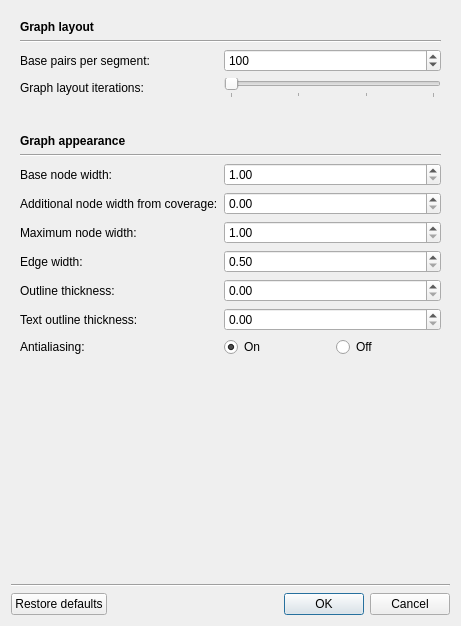
This is ui/settingsdialog.ui in rrwick/Bandage as Qt 5 draws it before an edit. The edited form follows.
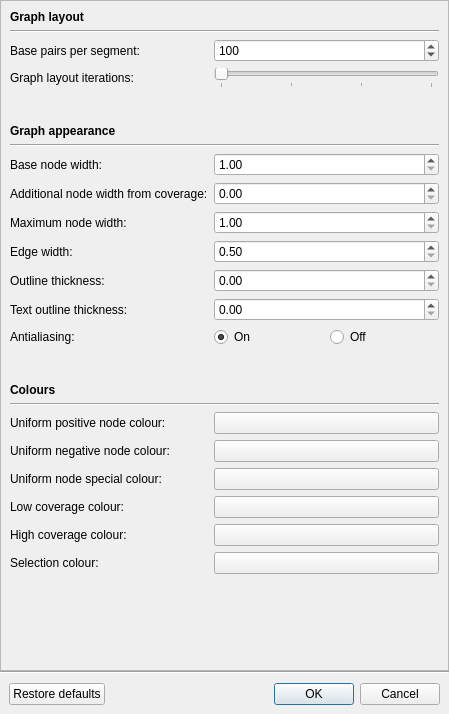
This is the edited form.

Commit message: Add colour selection to the settings dialog

Diff of the .ui file:
```diff
--- a/ui/settingsdialog.ui
+++ b/ui/settingsdialog.ui
@@ -6,32 +6,45 @@
    <rect>
     <x>0</x>
     <y>0</y>
-    <width>461</width>
-    <height>626</height>
+    <width>449</width>
+    <height>714</height>
    </rect>
   </property>
   <property name="windowTitle">
    <string>Settings</string>
   </property>
   <layout class="QVBoxLayout" name="verticalLayout">
+   <property name="spacing">
+    <number>0</number>
+   </property>
+   <property name="leftMargin">
+    <number>0</number>
+   </property>
+   <property name="topMargin">
+    <number>0</number>
+   </property>
+   <property name="rightMargin">
+    <number>0</number>
+   </property>
+   <property name="bottomMargin">
+    <number>0</number>
+   </property>
    <item>
-    <widget class="QWidget" name="widget" native="true">
-     <layout class="QGridLayout" name="gridLayout">
-      <item row="3" column="0">
-       <widget class="QLabel" name="label_3">
-        <property name="text">
-         <string>Graph layout iterations:</string>
-        </property>
-       </widget>
-      </item>
-      <item row="8" column="0">
-       <widget class="QLabel" name="label_4">
-        <property name="text">
-         <string>Additional node width from coverage:</string>
-        </property>
-       </widget>
-      </item>
-      <item row="0" column="0">
+    <widget class="QScrollArea" name="scrollArea">
+     <property name="widgetResizable">
+      <bool>true</bool>
+     </property>
+     <widget class="QWidget" name="scrollAreaWidgetContents">
+      <property name="geometry">
+       <rect>
+        <x>0</x>
+        <y>-71</y>
+        <width>434</width>
+        <height>741</height>
+       </rect>
+      </property>
+      <layout class="QGridLayout" name="gridLayout_2">
+       <item row="0" column="0" colspan="2">
        <widget class="QLabel" name="label_9">
         <property name="font">
          <font>
@@ -44,110 +57,6 @@
         </property>
        </widget>
       </item>
-      <item row="7" column="0">
-       <widget class="QLabel" name="label_2">
-        <property name="text">
-         <string>Base node width:</string>
-        </property>
-       </widget>
-      </item>
-      <item row="7" column="1">
-       <widget class="QDoubleSpinBox" name="minimumContigWidthSpinBox">
-        <property name="minimum">
-         <double>1.000000000000000</double>
-        </property>
-        <property name="maximum">
-         <double>100.000000000000000</double>
-        </property>
-       </widget>
-      </item>
-      <item row="12" column="1">
-       <widget class="QDoubleSpinBox" name="textOutlineThicknessSpinBox">
-        <property name="maximum">
-         <double>100.000000000000000</double>
-        </property>
-        <property name="singleStep">
-         <double>0.500000000000000</double>
-        </property>
-       </widget>
-      </item>
-      <item row="9" column="0">
-       <widget class="QLabel" name="label_10">
-        <property name="text">
-         <string>Maximum node width:</string>
-        </property>
-       </widget>
-      </item>
-      <item row="6" column="0" colspan="2">
-       <widget class="Line" name="line_2">
-        <property name="orientation">
-         <enum>Qt::Horizontal</enum>
-        </property>
-       </widget>
-      </item>
-      <item row="8" column="1">
-       <widget class="QDoubleSpinBox" name="coverageContigWidthSpinBox">
-        <property name="minimum">
-         <double>0.000000000000000</double>
-        </property>
-        <property name="maximum">
-         <double>100.000000000000000</double>
-        </property>
-       </widget>
-      </item>
-      <item row="1" column="0" colspan="2">
-       <widget class="Line" name="line_3">
-        <property name="orientation">
-         <enum>Qt::Horizontal</enum>
-        </property>
-       </widget>
-      </item>
-      <item row="11" column="1">
-       <widget class="QDoubleSpinBox" name="outlineThicknessSpinBox">
-        <property name="maximum">
-         <double>100.000000000000000</double>
-        </property>
-        <property name="singleStep">
-         <double>0.250000000000000</double>
-        </property>
-       </widget>
-      </item>
-      <item row="9" column="1">
-       <widget class="QDoubleSpinBox" name="maximumContigWidthSpinBox">
-        <property name="minimum">
-         <double>1.000000000000000</double>
-        </property>
-        <property name="maximum">
-         <double>1000.000000000000000</double>
-        </property>
-       </widget>
-      </item>
-      <item row="10" column="1">
-       <widget class="QDoubleSpinBox" name="edgeWidthSpinBox">
-        <property name="minimum">
-         <double>0.500000000000000</double>
-        </property>
-        <property name="maximum">
-         <double>100.000000000000000</double>
-        </property>
-        <property name="singleStep">
-         <double>0.500000000000000</double>
-        </property>
-       </widget>
-      </item>
-      <item row="5" column="0" colspan="2">
-       <widget class="QLabel" name="label_8">
-        <property name="font">
-         <font>
-          <weight>75</weight>
-          <bold>true</bold>
-         </font>
-        </property>
-        <property name="text">
-         <string>Graph appearance</string>
-        </property>
-       </widget>
-      </item>
       <item row="3" column="1">
        <widget class="QSlider" name="graphLayoutQualitySlider">
         <property name="maximum">
@@ -164,6 +73,122 @@
         </property>
        </widget>
       </item>
+       <item row="10" column="1">
+        <widget class="QDoubleSpinBox" name="edgeWidthSpinBox">
+         <property name="minimum">
+          <double>0.500000000000000</double>
+         </property>
+         <property name="maximum">
+          <double>100.000000000000000</double>
+         </property>
+         <property name="singleStep">
+          <double>0.500000000000000</double>
+         </property>
+        </widget>
+       </item>
+       <item row="9" column="1">
+        <widget class="QDoubleSpinBox" name="maximumContigWidthSpinBox">
+         <property name="minimum">
+          <double>1.000000000000000</double>
+         </property>
+         <property name="maximum">
+          <double>1000.000000000000000</double>
+         </property>
+        </widget>
+       </item>
+       <item row="8" column="1">
+        <widget class="QDoubleSpinBox" name="coverageContigWidthSpinBox">
+         <property name="minimum">
+          <double>0.000000000000000</double>
+         </property>
+         <property name="maximum">
+          <double>100.000000000000000</double>
+         </property>
+        </widget>
+       </item>
+       <item row="12" column="1">
+        <widget class="QDoubleSpinBox" name="textOutlineThicknessSpinBox">
+         <property name="maximum">
+          <double>100.000000000000000</double>
+         </property>
+         <property name="singleStep">
+          <double>0.500000000000000</double>
+         </property>
+        </widget>
+       </item>
+       <item row="13" column="0">
+        <widget class="QLabel" name="label_11">
+         <property name="text">
+          <string>Antialiasing:</string>
+         </property>
+        </widget>
+       </item>
+       <item row="19" column="0">
+        <widget class="QLabel" name="label_14">
+         <property name="text">
+          <string>Uniform node special colour:</string>
+         </property>
+        </widget>
+       </item>
+       <item row="16" column="0" colspan="2">
+        <widget class="Line" name="line_4">
+         <property name="orientation">
+          <enum>Qt::Horizontal</enum>
+         </property>
+        </widget>
+       </item>
+       <item row="11" column="1">
+        <widget class="QDoubleSpinBox" name="outlineThicknessSpinBox">
+         <property name="maximum">
+          <double>100.000000000000000</double>
+         </property>
+         <property name="singleStep">
+          <double>0.250000000000000</double>
+         </property>
+        </widget>
+       </item>
+       <item row="21" column="1">
+        <widget class="QPushButton" name="highCoverageColourButton">
+         <property name="text">
+          <string/>
+         </property>
+        </widget>
+       </item>
+       <item row="8" column="0">
+        <widget class="QLabel" name="label_4">
+         <property name="text">
+          <string>Additional node width from coverage:</string>
+         </property>
+        </widget>
+       </item>
+       <item row="18" column="0">
+        <widget class="QLabel" name="label_17">
+         <property name="text">
+          <string>Uniform negative node colour:</string>
+         </property>
+        </widget>
+       </item>
+       <item row="2" column="0">
+        <widget class="QLabel" name="label">
+         <property name="text">
+          <string>Base pairs per segment:</string>
+         </property>
+        </widget>
+       </item>
+       <item row="7" column="0">
+        <widget class="QLabel" name="label_2">
+         <property name="text">
+          <string>Base node width:</string>
+         </property>
+        </widget>
+       </item>
+       <item row="18" column="1">
+        <widget class="QPushButton" name="uniformNegativeNodeColourButton">
+         <property name="text">
+          <string/>
+         </property>
+        </widget>
+       </item>
       <item row="2" column="1">
        <widget class="QSpinBox" name="basePairsPerSegmentSpinBox">
         <property name="minimum">
@@ -180,24 +205,23 @@
         </property>
        </widget>
       </item>
-      <item row="12" column="0">
-       <widget class="QLabel" name="label_7">
-        <property name="text">
-         <string>Text outline thickness:</string>
-        </property>
-       </widget>
-      </item>
-      <item row="2" column="0">
-       <widget class="QLabel" name="label">
-        <property name="text">
-         <string>Base pairs per segment:</string>
-        </property>
-       </widget>
-      </item>
-      <item row="11" column="0">
-       <widget class="QLabel" name="label_6">
+       <item row="23" column="0">
+        <spacer name="verticalSpacer">
+         <property name="orientation">
+          <enum>Qt::Vertical</enum>
+         </property>
+         <property name="sizeHint" stdset="0">
+          <size>
+           <width>20</width>
+           <height>40</height>
+          </size>
+         </property>
+        </spacer>
+       </item>
+       <item row="9" column="0">
+        <widget class="QLabel" name="label_10">
         <property name="text">
-         <string>Outline thickness:</string>
+          <string>Maximum node width:</string>
         </property>
        </widget>
       </item>
@@ -208,6 +232,33 @@
         </property>
        </widget>
       </item>
+       <item row="15" column="0">
+        <widget class="QLabel" name="label_12">
+         <property name="font">
+          <font>
+           <weight>75</weight>
+           <bold>true</bold>
+          </font>
+         </property>
+         <property name="text">
+          <string>Colours</string>
+         </property>
+        </widget>
+       </item>
+       <item row="17" column="1">
+        <widget class="QPushButton" name="uniformPositiveNodeColourButton">
+         <property name="text">
+          <string/>
+         </property>
+        </widget>
+       </item>
+       <item row="11" column="0">
+        <widget class="QLabel" name="label_6">
+         <property name="text">
+          <string>Outline thickness:</string>
+         </property>
+        </widget>
+       </item>
       <item row="4" column="0">
        <spacer name="verticalSpacer_2">
         <property name="orientation">
@@ -224,10 +275,74 @@
         </property>
        </spacer>
       </item>
-      <item row="13" column="0">
-       <widget class="QLabel" name="label_11">
+       <item row="5" column="0">
+        <widget class="QLabel" name="label_8">
+         <property name="font">
+          <font>
+           <weight>75</weight>
+           <bold>true</bold>
+          </font>
+         </property>
         <property name="text">
-         <string>Antialiasing:</string>
+          <string>Graph appearance</string>
+         </property>
+        </widget>
+       </item>
+       <item row="19" column="1">
+        <widget class="QPushButton" name="uniformNodeSpecialColourButton">
+         <property name="text">
+          <string/>
+         </property>
+        </widget>
+       </item>
+       <item row="21" column="0">
+        <widget class="QLabel" name="label_16">
+         <property name="text">
+          <string>High coverage colour:</string>
+         </property>
+        </widget>
+       </item>
+       <item row="20" column="0">
+        <widget class="QLabel" name="label_15">
+         <property name="text">
+          <string>Low coverage colour:</string>
+         </property>
+        </widget>
+       </item>
+       <item row="12" column="0">
+        <widget class="QLabel" name="label_7">
+         <property name="text">
+          <string>Text outline thickness:</string>
+         </property>
+        </widget>
+       </item>
+       <item row="3" column="0">
+        <widget class="QLabel" name="label_3">
+         <property name="text">
+          <string>Graph layout iterations:</string>
+         </property>
+        </widget>
+       </item>
+       <item row="14" column="0">
+        <spacer name="verticalSpacer_3">
+         <property name="orientation">
+          <enum>Qt::Vertical</enum>
+         </property>
+         <property name="sizeType">
+          <enum>QSizePolicy::Fixed</enum>
+         </property>
+         <property name="sizeHint" stdset="0">
+          <size>
+           <width>20</width>
+           <height>30</height>
+          </size>
+         </property>
+        </spacer>
+       </item>
+       <item row="20" column="1">
+        <widget class="QPushButton" name="lowCoverageColourButton">
+         <property name="text">
+          <string/>
         </property>
        </widget>
       </item>
@@ -266,21 +381,54 @@
         </layout>
        </widget>
       </item>
-     </layout>
-    </widget>
-   </item>
-   <item>
-    <spacer name="verticalSpacer">
-     <property name="orientation">
-      <enum>Qt::Vertical</enum>
-     </property>
-     <property name="sizeHint" stdset="0">
-      <size>
-       <width>20</width>
-       <height>40</height>
-      </size>
-     </property>
-    </spacer>
+       <item row="1" column="0" colspan="2">
+        <widget class="Line" name="line_3">
+         <property name="orientation">
+          <enum>Qt::Horizontal</enum>
+         </property>
+        </widget>
+       </item>
+       <item row="7" column="1">
+        <widget class="QDoubleSpinBox" name="minimumContigWidthSpinBox">
+         <property name="minimum">
+          <double>1.000000000000000</double>
+         </property>
+         <property name="maximum">
+          <double>100.000000000000000</double>
+         </property>
+        </widget>
+       </item>
+       <item row="6" column="0" colspan="2">
+        <widget class="Line" name="line_2">
+         <property name="orientation">
+          <enum>Qt::Horizontal</enum>
+         </property>
+        </widget>
+       </item>
+       <item row="17" column="0">
+        <widget class="QLabel" name="label_13">
+         <property name="text">
+          <string>Uniform positive node colour:</string>
+         </property>
+        </widget>
+       </item>
+       <item row="22" column="0">
+        <widget class="QLabel" name="label_18">
+         <property name="text">
+          <string>Selection colour:</string>
+         </property>
+        </widget>
+       </item>
+       <item row="22" column="1">
+        <widget class="QPushButton" name="selectionColourButton">
+         <property name="text">
+          <string/>
+         </property>
+        </widget>
+       </item>
+      </layout>
+     </widget>
+    </widget>
    </item>
    <item>
     <widget class="Line" name="line">
@@ -292,18 +440,6 @@
    <item>
     <widget class="QWidget" name="widget_2" native="true">
      <layout class="QHBoxLayout" name="horizontalLayout">
-      <property name="leftMargin">
-       <number>0</number>
-      </property>
-      <property name="topMargin">
-       <number>0</number>
-      </property>
-      <property name="rightMargin">
-       <number>0</number>
-      </property>
-      <property name="bottomMargin">
-       <number>0</number>
-      </property>
       <item>
        <widget class="QPushButton" name="restoreDefaultsButton">
         <property name="text">
```
Lines whose indentation alone changed are shown as unchanged. The commit also changes 9 other files.
